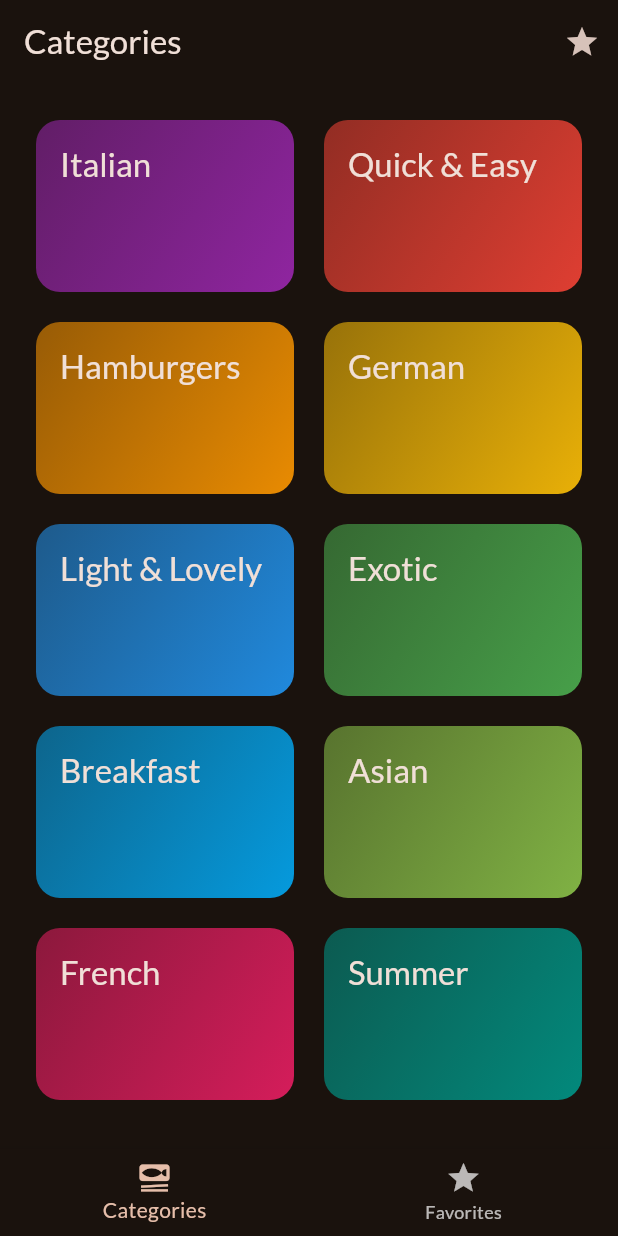
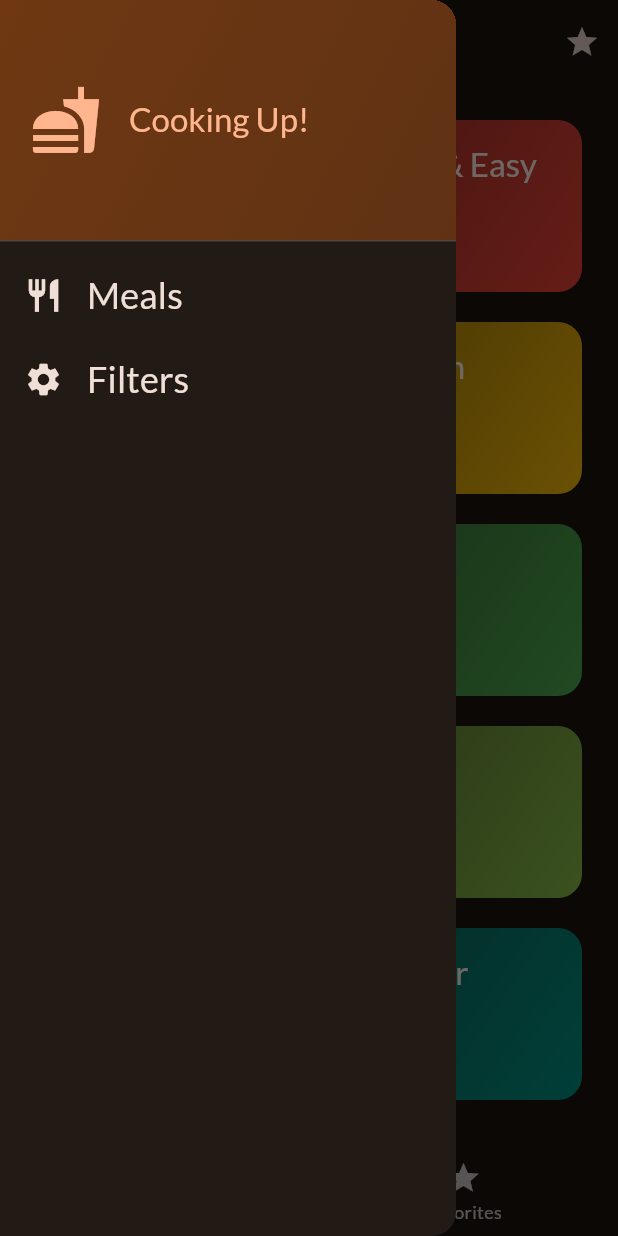
Before and after one commit to blucheez/meals_app, a Flutter app: the screen it shows after launch, with the side drawer open (before the commit the screen has no drawer), on a phone screen of 412 x 824 dp. Run offline on Flutter 3.47's test engine with Material 2 defaults, Android fonts, the phone set to English and light mode, and no system bars; our stand-ins replace google_fonts, transparent_image.

Commit message:
side drawer init

```diff
--- a/lib/screens/tabs.dart
+++ b/lib/screens/tabs.dart
@@ -2,6 +2,7 @@ import 'package:flutter/material.dart';
 import 'package:meals_app/models/meal.dart';
 import 'package:meals_app/screens/categories.dart';
 import 'package:meals_app/screens/meals.dart';
+import 'package:meals_app/widgets/main_drawer.dart';
 
 class TabsScreen extends StatefulWidget {
   const TabsScreen({super.key});
@@ -70,6 +71,7 @@ class _TabsScreenState extends State<TabsScreen> {
           )
         ],
       ),
+      drawer: const MainDrawer(),
       body: activePage,
       bottomNavigationBar: BottomNavigationBar(
         onTap: _selectPage,
--- /dev/null
+++ b/lib/widgets/main_drawer.dart
@@ -0,0 +1,74 @@
+import 'package:flutter/material.dart';
+
+class MainDrawer extends StatelessWidget {
+  const MainDrawer({super.key});
+
+  @override
+  Widget build(BuildContext context) {
+    return Drawer(
+      child: Column(
+        children: [
+          DrawerHeader(
+            padding: const EdgeInsets.all(20),
+            decoration: BoxDecoration(
+                gradient: LinearGradient(
+              colors: [
+                Theme.of(context).colorScheme.primaryContainer,
+                Theme.of(context).colorScheme.primaryContainer.withOpacity(0.8),
+              ],
+              begin: Alignment.topLeft,
+              end: Alignment.bottomRight,
+            )),
+            child: Row(
+              children: [
+                Icon(
+                  Icons.fastfood,
+                  size: 48,
+                  color: Theme.of(context).colorScheme.primary,
+                ),
+                const SizedBox(width: 18),
+                Text(
+                  'Cooking Up!',
+                  style: Theme.of(context)
+                      .textTheme
+                      .titleLarge!
+                      .copyWith(color: Theme.of(context).colorScheme.primary),
+                ),
+              ],
+            ),
+          ),
+          ListTile(
+            leading: Icon(
+              Icons.restaurant,
+              size: 26,
+              color: Theme.of(context).colorScheme.onBackground,
+            ),
+            title: Text(
+              'Meals',
+              style: Theme.of(context).textTheme.titleSmall!.copyWith(
+                    color: Theme.of(context).colorScheme.onBackground,
+                    fontSize: 24,
+                  ),
+            ),
+            onTap: () {},
+          ),
+          ListTile(
+            leading: Icon(
+              Icons.settings,
+              size: 26,
+              color: Theme.of(context).colorScheme.onBackground,
+            ),
+            title: Text(
+              'Filters',
+              style: Theme.of(context).textTheme.titleSmall!.copyWith(
+                    color: Theme.of(context).colorScheme.onBackground,
+                    fontSize: 24,
+                  ),
+            ),
+            onTap: () {},
+          ),
+        ],
+      ),
+    );
+  }
+}
```
